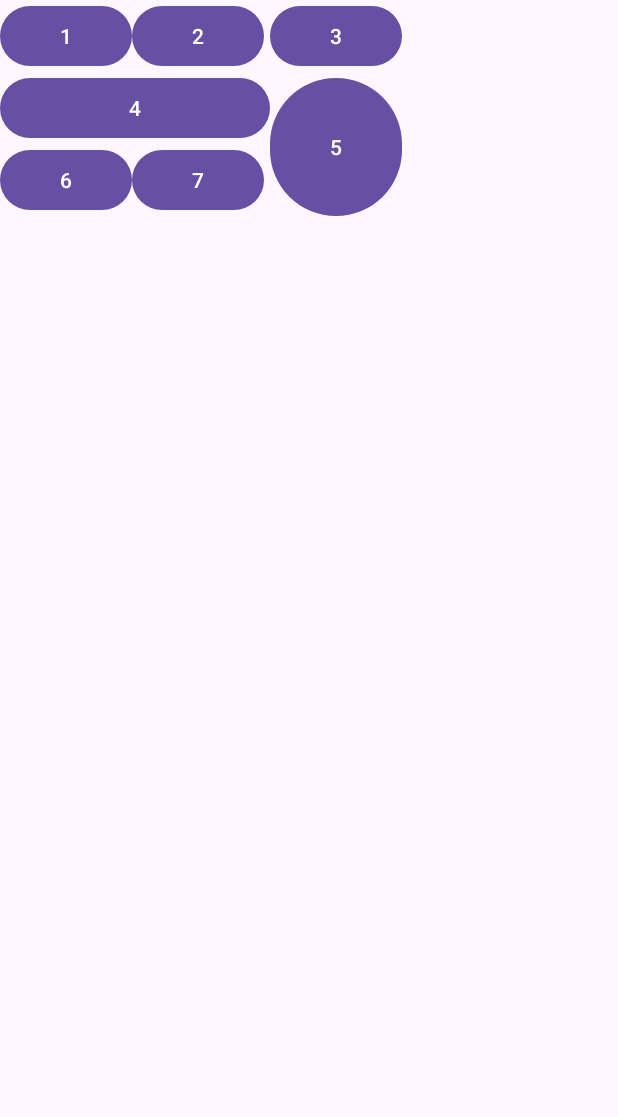
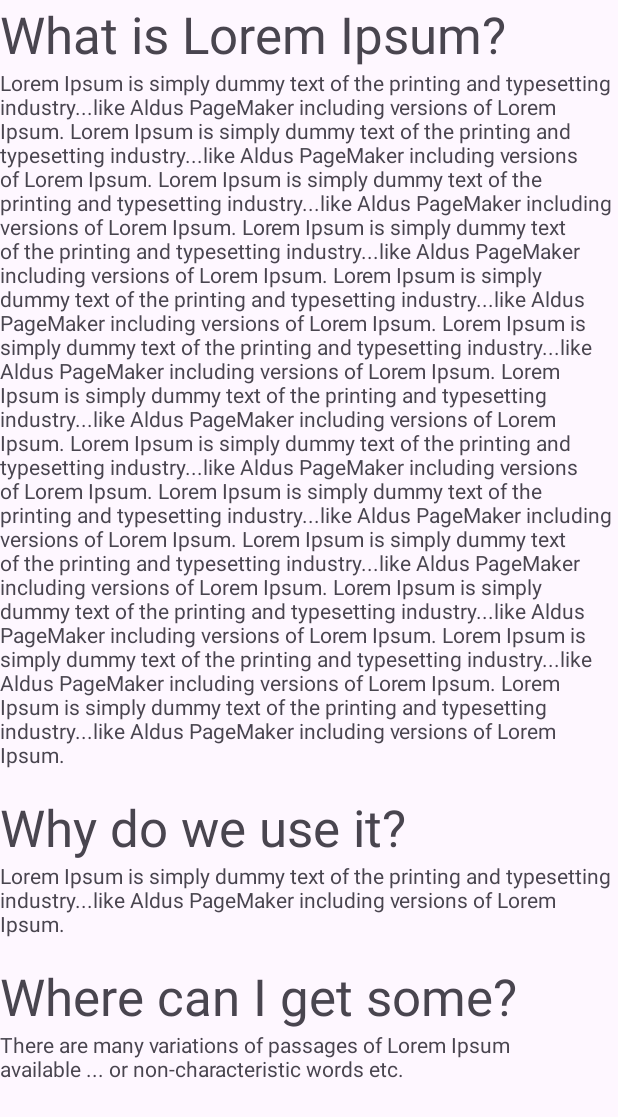
Before and after one commit to lui0000/mobile-app-development-task-4, an Android app: the layout activity_main.xml on its own in the app's theme, with its tools: preview values and no code run, on a phone screen of 412 x 824 dp. Shown: the top 1117 px of the screen. Run offline under Robolectric (Android 15) with nearby library versions, the phone set to English and light mode, and no system bars.

Commit message:
ScrollView program realization

```diff
--- a/app/src/main/res/layout/activity_main.xml
+++ b/app/src/main/res/layout/activity_main.xml
@@ -1,26 +1,72 @@
 <?xml version="1.0" encoding="utf-8"?>
-<GridLayout xmlns:android="http://schemas.android.com/apk/res/android"
+<ScrollView xmlns:android="http://schemas.android.com/apk/res/android"
     android:layout_width="match_parent"
-    android:layout_height="match_parent"
-    android:rowCount="3"
-    android:columnCount="3">
-    <Button
-        android:text="1"
-        android:layout_column="0"
-        android:layout_row="0" />
-    <Button android:text="2"
-        android:layout_column="1"
-        android:layout_row="0"/>
-    <Button android:text="3"
-        android:layout_column="2"
-        android:layout_row="0" />
-    <Button android:text="4"
-        android:layout_width="180dp"
-        android:layout_columnSpan="2"/>
-    <Button android:text="5"
-        android:layout_height="100dp"
-        android:layout_rowSpan="2"/>
-    <Button android:text="6" />
-    <Button android:text="7"/>
+    android:layout_height="match_parent">
+    <LinearLayout
+        android:layout_width="match_parent"
+        android:layout_height="match_parent"
+        android:orientation="vertical"
+        >
+        <TextView
+            android:layout_width="wrap_content"
+            android:layout_height="wrap_content"
+            android:text="What is Lorem Ipsum?"
+            android:textSize="34sp" />
+        <TextView
+            android:layout_width="wrap_content"
+            android:layout_height="wrap_content"
+            android:text="Lorem Ipsum is simply dummy text of the printing and
+typesetting industry...like Aldus PageMaker including versions of Lorem Ipsum.
+Lorem Ipsum is simply dummy text of the printing and
+typesetting industry...like Aldus PageMaker including versions of Lorem Ipsum.
+Lorem Ipsum is simply dummy text of the printing and
+typesetting industry...like Aldus PageMaker including versions of Lorem Ipsum.
+Lorem Ipsum is simply dummy text of the printing and
+typesetting industry...like Aldus PageMaker including versions of Lorem Ipsum.
+Lorem Ipsum is simply dummy text of the printing and
+typesetting industry...like Aldus PageMaker including versions of Lorem Ipsum.
+Lorem Ipsum is simply dummy text of the printing and
+typesetting industry...like Aldus PageMaker including versions of Lorem Ipsum.
+Lorem Ipsum is simply dummy text of the printing and
+typesetting industry...like Aldus PageMaker including versions of Lorem Ipsum.
+Lorem Ipsum is simply dummy text of the printing and
+typesetting industry...like Aldus PageMaker including versions of Lorem Ipsum.
+Lorem Ipsum is simply dummy text of the printing and
+typesetting industry...like Aldus PageMaker including versions of Lorem Ipsum.
+Lorem Ipsum is simply dummy text of the printing and
+typesetting industry...like Aldus PageMaker including versions of Lorem Ipsum.
+Lorem Ipsum is simply dummy text of the printing and
+typesetting industry...like Aldus PageMaker including versions of Lorem Ipsum.
+Lorem Ipsum is simply dummy text of the printing and
+typesetting industry...like Aldus PageMaker including versions of Lorem Ipsum.
+Lorem Ipsum is simply dummy text of the printing and
+typesetting industry...like Aldus PageMaker including versions of Lorem Ipsum."
+            android:textSize="14sp"/>
+        <TextView
+            android:layout_width="wrap_content"
+            android:layout_height="wrap_content"
+            android:text="Why do we use it?"
+            android:layout_marginTop="16dp"
+            android:textSize="34sp"/>
+        <TextView
+            android:layout_width="wrap_content"
+            android:layout_height="wrap_content"
+            android:text="Lorem Ipsum is simply dummy text of the printing and
+typesetting industry...like Aldus PageMaker including versions of Lorem Ipsum."
+            android:textSize="14sp"/>
+        <TextView
+            android:layout_width="wrap_content"
+            android:layout_height="wrap_content"
+            android:text="Where can I get some?"
+            android:layout_marginTop="16dp"
+            android:textSize="34sp"/>
+        <TextView
+            android:layout_width="wrap_content"
+            android:layout_height="wrap_content"
+            android:text="There are many variations of passages of Lorem Ipsum
+available ... or non-characteristic words etc."
+            android:textSize="14sp"/>
+    </LinearLayout>
 
-</GridLayout>
+
+</ScrollView>
```
Also changed, not shown: app/src/main/java/com/example/mobile_app_development_task_4/MainActivity.java (+14 -40 lines).
